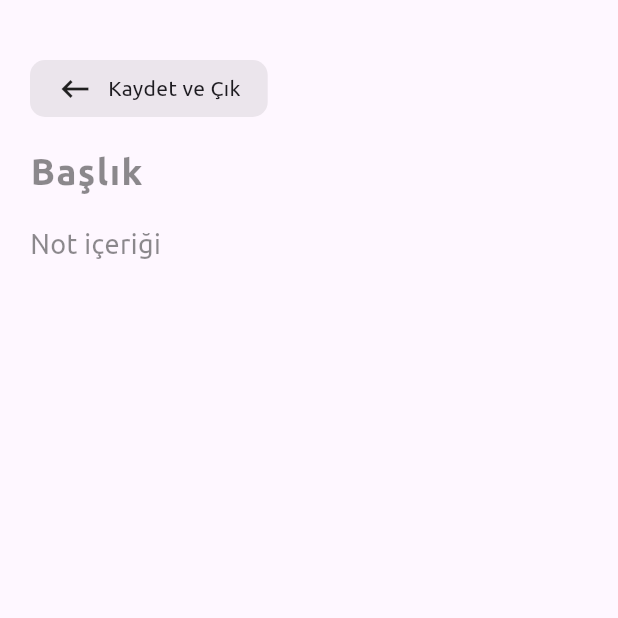
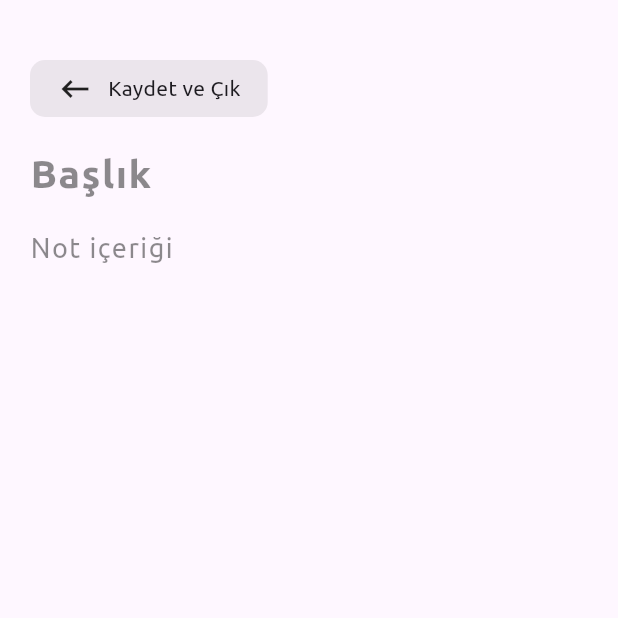
Before and after one commit to yunusicoglu/notebook, a Flutter app: the screen it shows after launch, after a tap on the "add" icon, after a tap on "(Başlıksız)", on a phone screen of 412 x 824 dp, the top half of it. Run offline on Flutter 3.47's test engine with Material 3 defaults, Android fonts, the light colour scheme and no system bars; our stand-ins replace cloud_firestore, firebase_core; accounts and stored records are empty.

Commit message:
Not fontlari değiştirildi.

```diff
--- a/notebook/lib/note_content_sections/content_note_section.dart
+++ b/notebook/lib/note_content_sections/content_note_section.dart
@@ -73,6 +73,12 @@ class _ContentNoteSectionState extends State<ContentNoteSection> {
                         border: OutlineInputBorder(),
                         hintText: 'Notunuzu girin',
                       ),
+                      style: const TextStyle(
+                        fontSize: 18,
+                        letterSpacing: 1,
+                        color: Colors.black87,
+
+                      ),
                     ),
                   ),
                 )
@@ -85,10 +91,12 @@ class _ContentNoteSectionState extends State<ContentNoteSection> {
                         : 'Not içeriği',
                     style: _contentcontroller.text.isNotEmpty
                         ? const TextStyle(
+                            letterSpacing: 1,
                             fontSize: 18,
                             color: Colors.black87,
                           )
                         : const TextStyle(
+                            letterSpacing: 1,
                             fontSize: 18,
                             color: Colors.black45,
                           ),
--- a/notebook/lib/note_content_sections/content_title.dart
+++ b/notebook/lib/note_content_sections/content_title.dart
@@ -59,7 +59,7 @@ class _ContentTitleState extends State<ContentTitle> {
                 widget.updateTitle(title);
               },
               style: const TextStyle(
-                fontSize: 24,
+                fontSize: 26,
                 fontWeight: FontWeight.bold,
                 letterSpacing: 1,
               ),
@@ -74,12 +74,12 @@ class _ContentTitleState extends State<ContentTitle> {
 
                 style: _controller.text.isNotEmpty
                 ? const TextStyle(
-                    fontSize: 24,
+                    fontSize: 26,
                     fontWeight: FontWeight.bold,
                     letterSpacing: 1,
                   )
                 : const TextStyle(
-                    fontSize: 24,
+                    fontSize: 26,
                     fontWeight: FontWeight.bold,
                     letterSpacing: 1,
                     color: Colors.black45
```
